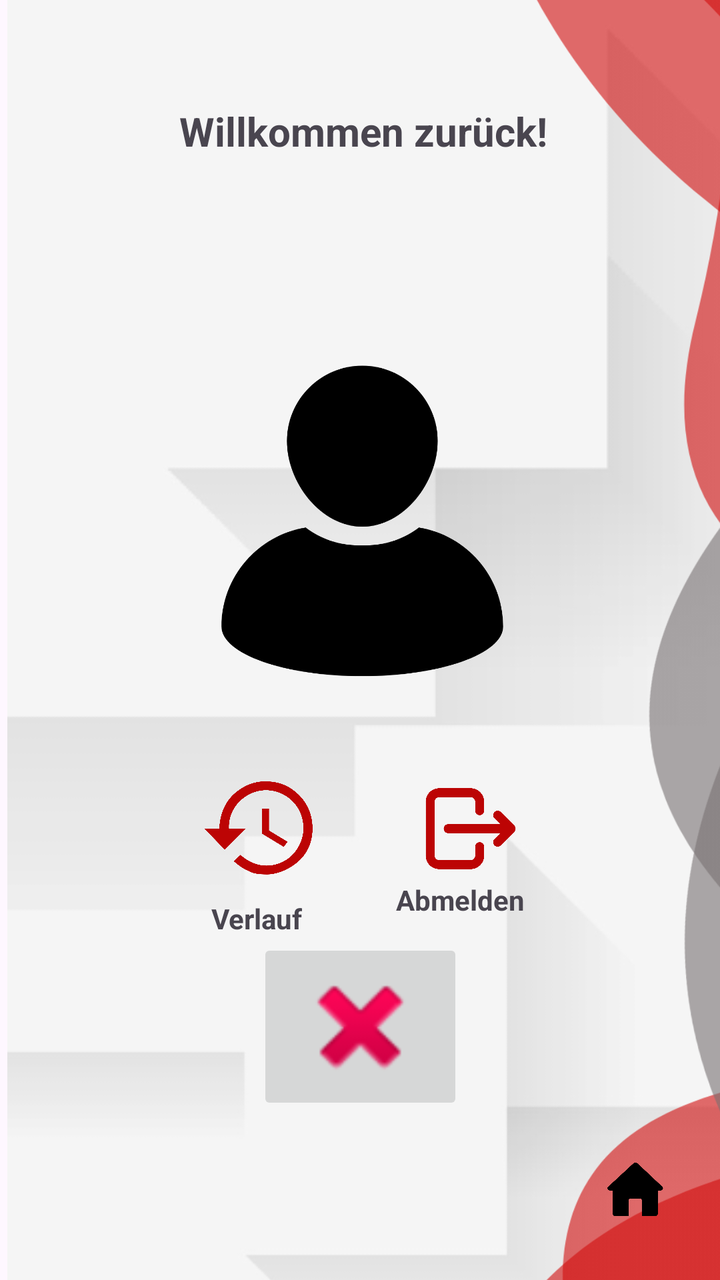
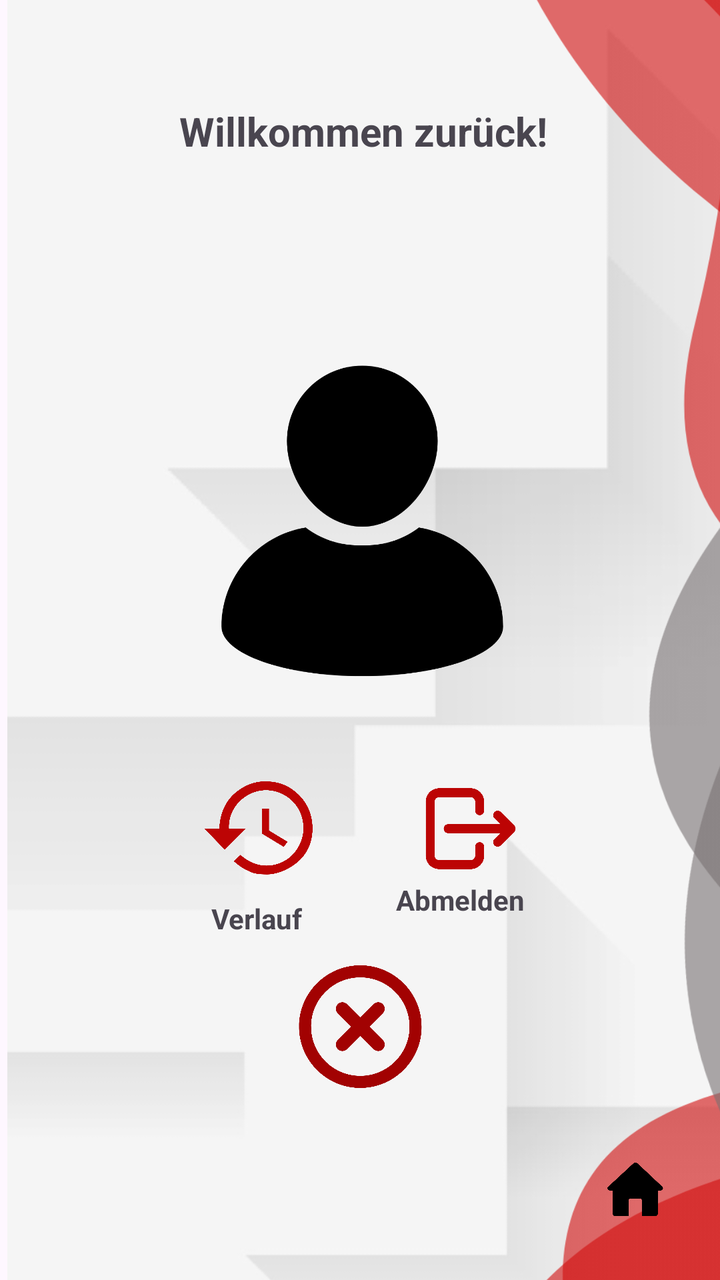

The first picture is an Android layout as it rendered before a commit; the second is the same layout after the commit. The layout source and the unified diff follow.
<!-- AndroidManifest.xml: application theme Theme.TrafficSceneAnalyser -->
<!-- res/layout/activity_profile_logged_in.xml -->
<?xml version="1.0" encoding="utf-8"?>
<androidx.constraintlayout.widget.ConstraintLayout xmlns:android="http://schemas.android.com/apk/res/android"
    xmlns:app="http://schemas.android.com/apk/res-auto"
    xmlns:tools="http://schemas.android.com/tools"
    android:id="@+id/main"
    android:layout_width="match_parent"
    android:layout_height="match_parent"
    tools:context=".ProfileLoggedInActivity">

    <ImageView
        android:id="@+id/backg"
        android:layout_width="904dp"
        android:layout_height="897dp"
        app:layout_constraintBottom_toBottomOf="parent"
        app:layout_constraintStart_toStartOf="parent"
        app:layout_constraintTop_toTopOf="parent"
        app:layout_constraintVertical_bias="0.12"
        app:srcCompat="@drawable/background" />

    <ImageView
        android:id="@+id/imageView5"
        android:layout_width="484dp"
        android:layout_height="773dp"
        app:layout_constraintBottom_toBottomOf="parent"
        app:layout_constraintEnd_toEndOf="parent"
        app:layout_constraintHorizontal_bias="0.643"
        app:layout_constraintStart_toStartOf="parent"
        app:layout_constraintTop_toTopOf="parent"
        app:srcCompat="@drawable/perfectlayout2" />

    <ImageButton
        android:id="@+id/hbutton"
        android:layout_width="54dp"
        android:layout_height="68dp"
        android:backgroundTint="#00FFFFFF"
        android:onClick="goToHome"
        android:scaleType="fitCenter"
        android:src="@drawable/home1"
        app:layout_constraintBottom_toBottomOf="parent"
        app:layout_constraintEnd_toEndOf="parent"
        app:layout_constraintHorizontal_bias="0.95"
        app:layout_constraintStart_toStartOf="parent"
        app:layout_constraintTop_toTopOf="parent"
        app:layout_constraintVertical_bias="0.98" />

    <ImageView
        android:id="@+id/imageView3"
        android:layout_width="255dp"
        android:layout_height="347dp"
        app:layout_constraintBottom_toBottomOf="@+id/verlauf"
        app:layout_constraintEnd_toEndOf="parent"
        app:layout_constraintHorizontal_bias="0.51"
        app:layout_constraintStart_toStartOf="parent"
        app:layout_constraintTop_toTopOf="@+id/textView7"
        app:srcCompat="@drawable/profile" />

    <TextView
        android:id="@+id/textView7"
        android:layout_width="wrap_content"
        android:layout_height="wrap_content"
        android:layout_marginTop="52dp"
        android:text="Willkommen zurück!"
        android:textSize="20sp"
        android:textStyle="bold"
        app:layout_constraintEnd_toEndOf="parent"
        app:layout_constraintHorizontal_bias="0.51"
        app:layout_constraintStart_toStartOf="parent"
        app:layout_constraintTop_toTopOf="parent" />

    <ImageButton
        android:id="@+id/showHistoryButton"
        android:layout_width="130dp"
        android:layout_height="118dp"
        android:background="#00FFFFFF"
        android:backgroundTint="#BC0404"
        android:onClick="showHistory"
        android:scaleType="fitCenter"
        app:layout_constraintBottom_toBottomOf="parent"
        app:layout_constraintEnd_toEndOf="parent"
        app:layout_constraintHorizontal_bias="0.277"
        app:layout_constraintStart_toStartOf="parent"
        app:layout_constraintTop_toTopOf="parent"
        app:layout_constraintVertical_bias="0.68"
        app:srcCompat="@drawable/history" />

    <ImageButton
        android:id="@+id/signOutButton"
        android:layout_width="130dp"
        android:layout_height="116dp"
        android:backgroundTint="#00FFFFFF"
        android:onClick="signOut"
        android:scaleType="fitCenter"
        app:layout_constraintBottom_toBottomOf="parent"
        app:layout_constraintEnd_toEndOf="parent"
        app:layout_constraintHorizontal_bias="0.74"
        app:layout_constraintStart_toStartOf="parent"
        app:layout_constraintTop_toTopOf="parent"
        app:layout_constraintVertical_bias="0.68"
        app:srcCompat="@drawable/logout" />

    <ImageButton
        android:id="@+id/deleteAccountButton"
        android:layout_width="103dp"
        android:layout_height="88dp"
        android:onClick="deleteAccount"
        android:scaleType="fitCenter"
        app:layout_constraintBottom_toBottomOf="parent"
        app:layout_constraintEnd_toEndOf="parent"
        app:layout_constraintHorizontal_bias="0.5"
        app:layout_constraintStart_toStartOf="parent"
        app:layout_constraintTop_toTopOf="parent"
        app:layout_constraintVertical_bias="0.85"
        app:srcCompat="@android:drawable/ic_delete" />

    <TextView
        android:id="@+id/verlauf"
        android:layout_width="wrap_content"
        android:layout_height="wrap_content"
        android:text="Verlauf"
        android:textStyle="bold"
        app:layout_constraintBottom_toBottomOf="parent"
        app:layout_constraintEnd_toEndOf="parent"
        app:layout_constraintHorizontal_bias="0.336"
        app:layout_constraintStart_toStartOf="parent"
        app:layout_constraintTop_toTopOf="parent"
        app:layout_constraintVertical_bias="0.724" />

    <TextView
        android:id="@+id/abmelden"
        android:layout_width="wrap_content"
        android:layout_height="wrap_content"
        android:text="Abmelden"
        android:textStyle="bold"
        app:layout_constraintBottom_toBottomOf="parent"
        app:layout_constraintEnd_toEndOf="parent"
        app:layout_constraintHorizontal_bias="0.67"
        app:layout_constraintStart_toStartOf="parent"
        app:layout_constraintTop_toTopOf="@+id/signOutButton"
        app:layout_constraintVertical_bias="0.317" />

</androidx.constraintlayout.widget.ConstraintLayout>
<!-- resources referenced by this layout -->
<resources>
  <!-- drawable background: png bitmap (drawable-hdpi, 37305 bytes) -->
  <!-- drawable history: png bitmap (drawable, 38578 bytes) -->
  <!-- drawable home1: png bitmap (drawable, 7782 bytes) -->
  <!-- drawable logout: png bitmap (drawable, 27094 bytes) -->
  <!-- drawable perfectlayout2: png bitmap (drawable-hdpi, 51025 bytes) -->
  <!-- drawable profile: png bitmap (drawable, 29274 bytes) -->
  <style name="Theme.TrafficSceneAnalyser" parent="Base.Theme.TrafficSceneAnalyser" />
  <style name="Base.Theme.TrafficSceneAnalyser" parent="Theme.Material3.DayNight.NoActionBar">
          
          
      </style>
</resources>

<!-- the commit's change to res/layout/activity_profile_logged_in.xml (unified diff, before → after) -->
@@ -102,6 +102,7 @@
         android:id="@+id/deleteAccountButton"
         android:layout_width="103dp"
         android:layout_height="88dp"
+        android:backgroundTint="#00FFFFFF"
         android:onClick="deleteAccount"
         android:scaleType="fitCenter"
         app:layout_constraintBottom_toBottomOf="parent"
@@ -110,7 +111,7 @@
         app:layout_constraintStart_toStartOf="parent"
         app:layout_constraintTop_toTopOf="parent"
         app:layout_constraintVertical_bias="0.85"
-        app:srcCompat="@android:drawable/ic_delete" />
+        app:srcCompat="@drawable/xbutton" />
 
     <TextView
         android:id="@+id/verlauf"
<!-- resource entries referenced after the edit -->
@@ -6,6 +6,7 @@
   <!-- drawable logout: png bitmap (drawable, 27094 bytes) -->
   <!-- drawable perfectlayout2: png bitmap (drawable-hdpi, 51025 bytes) -->
   <!-- drawable profile: png bitmap (drawable, 29274 bytes) -->
+  <!-- drawable xbutton: png bitmap (drawable, 41890 bytes) -->
   <style name="Theme.TrafficSceneAnalyser" parent="Base.Theme.TrafficSceneAnalyser" />
   <style name="Base.Theme.TrafficSceneAnalyser" parent="Theme.Material3.DayNight.NoActionBar">
           
